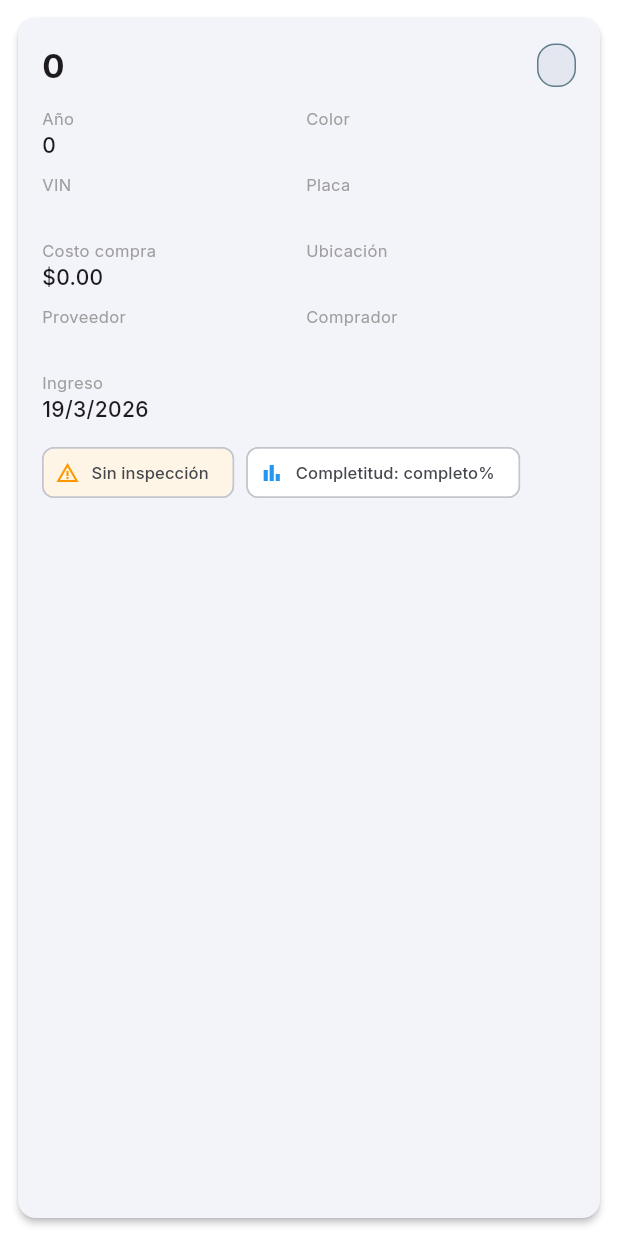
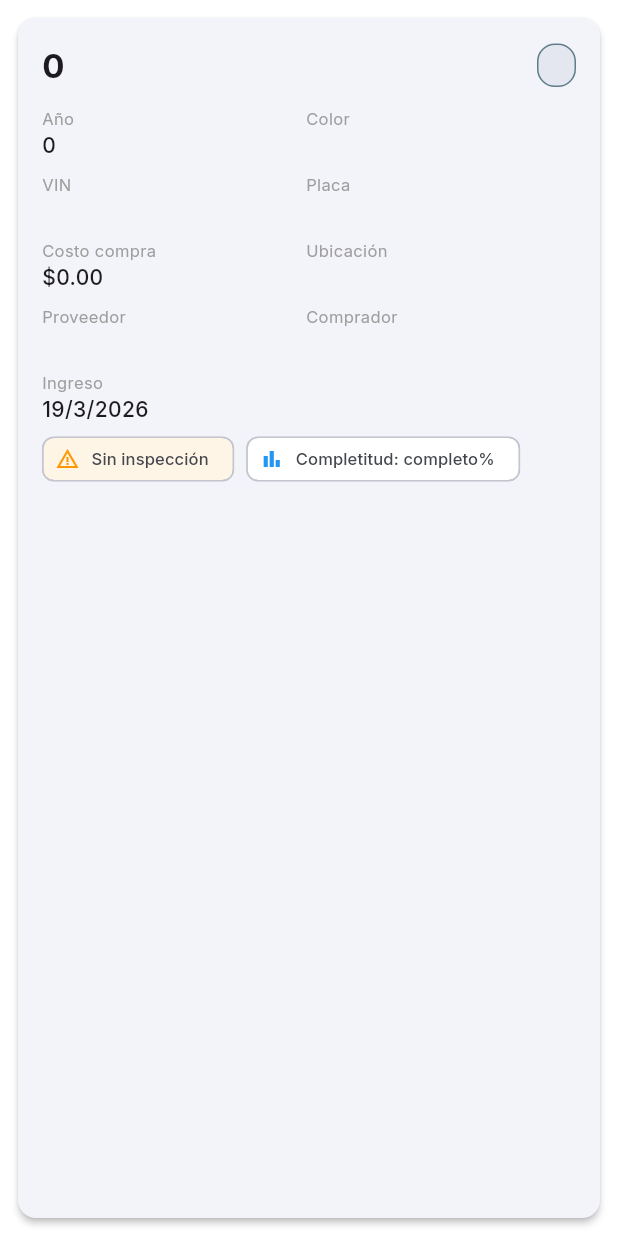
Before and after one commit to ByronAnto/Inventario_automotriz, a Flutter app: the _VehiculoInfoCard widget shown alone on an empty page, opened directly with empty values, on a phone screen of 412 x 824 dp. Run offline on Flutter 3.47's test engine with Material 3 defaults, Android fonts, the phone set to English and light mode, and no system bars; our stand-ins replace fl_chart, flutter_riverpod, go_router, google_fonts, shared_preferences, supabase_flutter; accounts and stored records are empty.

Commit message:
fix: overflow móvil dashboard cards + chips vehículo + hamburguesa + cleanup workflow
- Reducir padding/tamaño en _StatCard para evitar overflow 3.5px
- Cambiar Row por Wrap en chips inspección/completitud
- AppShell: ConsumerStatefulWidget para GlobalKey estable (hamburguesa)
- Workflow: limpieza automática runs >7 días, retener 2 últimos
- Retención APK de 30 a 7 días

```diff
--- a/lib/features/vehiculos/screens/vehiculo_detalle_screen.dart
+++ b/lib/features/vehiculos/screens/vehiculo_detalle_screen.dart
@@ -392,7 +392,9 @@ class _VehiculoInfoCard extends StatelessWidget {
             ],
             const SizedBox(height: 8),
             // Condiciones
-            Row(
+            Wrap(
+              spacing: 8,
+              runSpacing: 4,
               children: [
                 if (v.condicionesRegistradas)
                   const Chip(
@@ -401,6 +403,8 @@ class _VehiculoInfoCard extends StatelessWidget {
                     label: Text('Inspección registrada',
                         style: TextStyle(fontSize: 11)),
                     backgroundColor: Color(0xFFE8F5E9),
+                    materialTapTargetSize: MaterialTapTargetSize.shrinkWrap,
+                    visualDensity: VisualDensity.compact,
                   )
                 else
                   Chip(
@@ -409,13 +413,16 @@ class _VehiculoInfoCard extends StatelessWidget {
                     label: const Text('Sin inspección',
                         style: TextStyle(fontSize: 11)),
                     backgroundColor: Colors.orange.withValues(alpha: 0.1),
+                    materialTapTargetSize: MaterialTapTargetSize.shrinkWrap,
+                    visualDensity: VisualDensity.compact,
                   ),
-                const SizedBox(width: 8),
                 Chip(
                   avatar: const Icon(Icons.bar_chart,
                       size: 16, color: Colors.blue),
                   label: Text('Completitud: ${v.completitud}%',
                       style: const TextStyle(fontSize: 11)),
+                  materialTapTargetSize: MaterialTapTargetSize.shrinkWrap,
+                  visualDensity: VisualDensity.compact,
                 ),
               ],
             ),
```
Also changed, not shown: lib/config/router.dart (+13 -7 lines), lib/features/dashboard/screens/dashboard_screen.dart (+6 -7 lines), 1 other file.
